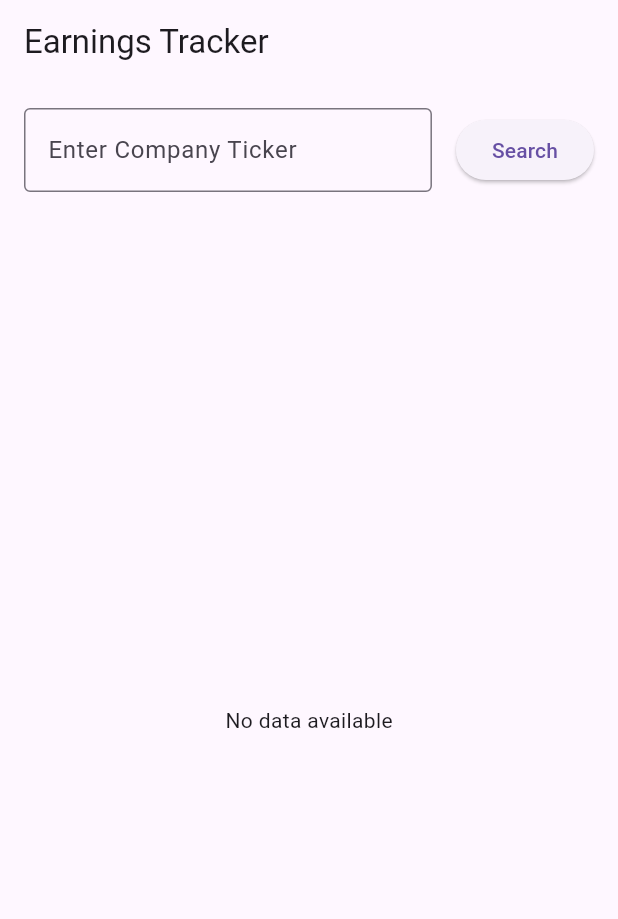
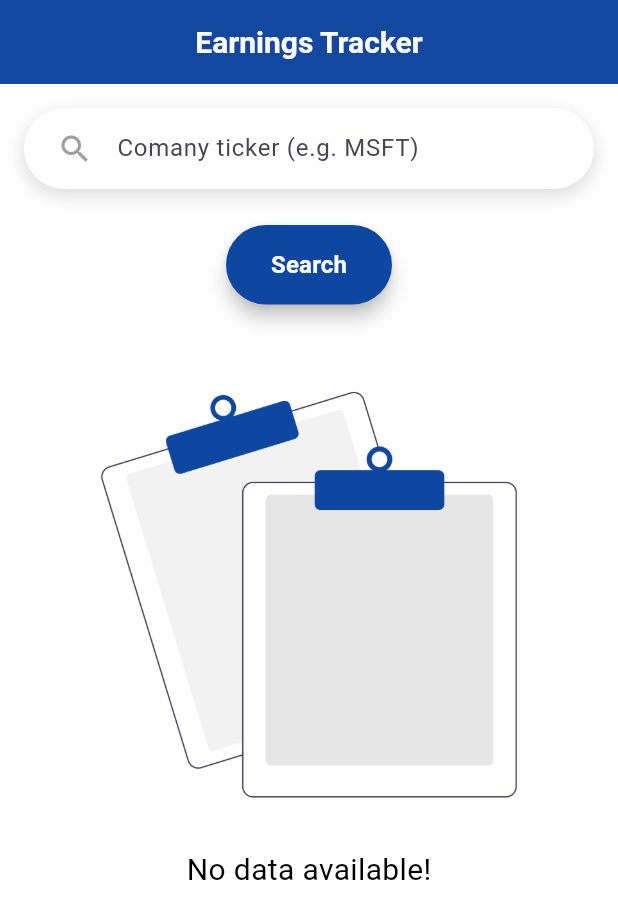
Before and after one commit to DarkNinja15/earnings-tracker, a Flutter app: the screen it shows after launch, on a phone screen of 412 x 824 dp. Shown: the top 919 px of the screen. Run offline on Flutter 3.47's test engine with Material 3 defaults, Android fonts, the phone set to English and light mode, and no system bars; our stand-ins replace fl_chart, get, loading_animation_widget.

Commit message:
feat: beautified user interface

```diff
--- a/lib/app/modules/home/views/home_view.dart
+++ b/lib/app/modules/home/views/home_view.dart
@@ -1,6 +1,8 @@
 import 'package:flutter/material.dart';
 import 'package:get/get.dart';
 import 'package:ticker_assign/app/modules/home/controller/home_controller.dart';
+import 'package:ticker_assign/app/modules/shared/constants.dart';
+import 'package:ticker_assign/app/modules/shared/widgets/loading_widget.dart';
 import 'components/earnings_graph.dart';
 import 'components/transcript_view.dart';
 
@@ -12,37 +14,90 @@ class HomeView extends GetView<HomeController> {
   @override
   Widget build(BuildContext context) {
     return Scaffold(
-      appBar: AppBar(title: const Text('Earnings Tracker')),
-      body: Padding(
+      backgroundColor: AppConstants.backgroundColor,
+      appBar: AppBar(
+        title: const Text('Earnings Tracker',style: TextStyle(
+        color: AppConstants.lightTextColor,
+        fontSize: 20,
+        fontWeight: FontWeight.bold,
+      ),),
+        backgroundColor: AppConstants.primaryColor,
+        elevation: 2,
+        centerTitle: true,
+      ),
+      body: SingleChildScrollView(
+        child: Padding(
           padding: const EdgeInsets.all(16),
           child: Column(
             children: [
-            Row(
-              children: [
-                Expanded(
+              Container(
+                padding: const EdgeInsets.symmetric(horizontal: 10),
+                decoration: BoxDecoration(
+                  color: AppConstants.searchBoxBackgroundColor,
+                  borderRadius: BorderRadius.circular(30),
+                  boxShadow: [
+                    BoxShadow(
+                      color: AppConstants.shadow.withOpacity(0.3),
+                      spreadRadius: 2,
+                      blurRadius: 8,
+                      offset: const Offset(0, 4),
+                    ),
+                  ],
+                ),
+                child: FocusScope(
                   child: TextField(
                     controller: _tickerController,
                     decoration: const InputDecoration(
-                      labelText: 'Enter Company Ticker',
-                      border: OutlineInputBorder(),
+                        hintText: 'Comany ticker (e.g. MSFT)',
+                        border: InputBorder.none,
+                        prefixIcon: Icon(Icons.search, color: AppConstants.bodyIconColor),
+                        contentPadding: EdgeInsets.symmetric(vertical: 15)),
                   ),
                 ),
               ),
-                const SizedBox(width: 16),
+              const SizedBox(height: 24),
               ElevatedButton(
-                  onPressed: () => controller.fetchEarningsData(_tickerController.text),
-                  child: const Text('Search'),
+                onPressed: () {
+                  FocusScope.of(context).requestFocus(FocusNode()); // hide keyboard
+                  controller.fetchEarningsData(_tickerController.text); // fetch earnings data
+                },
+                style: ElevatedButton.styleFrom(
+                  padding:
+                      const EdgeInsets.symmetric(vertical: 15, horizontal: 30),
+                  shape: RoundedRectangleBorder(
+                    borderRadius: BorderRadius.circular(30),
                   ),
-              ],
+                  backgroundColor: AppConstants.primaryColor,
+                  foregroundColor: AppConstants.buttonForegroundColor,
+                  elevation: 5,
+                ),
+                child: const Text(
+                  'Search',
+                  style: TextStyle(
+                    fontSize: 16,
+                    fontWeight: FontWeight.bold,
+                  ),
+                ),
               ),
               const SizedBox(height: 24),
               Obx(() {
                 if (controller.isLoading.value) {
-                return const Center(child: CircularProgressIndicator());
+                  return const Center(child: Loader());
                 }
-              return Expanded(
+                return SizedBox(
+                  height: MediaQuery.of(context).size.height * 0.65,
+                  width: MediaQuery.of(context).size.width,
                   child: controller.earningsData.isEmpty
-                    ? const Center(child: Text('No data available'))
+                      ? Column(
+                        children: [
+                          Image.asset(AppConstants.noDataImage),
+                          const Center(child: Text('No data available!',style: TextStyle(
+                            color: AppConstants.darkTextColor,
+                            fontSize: 20,
+                            fontWeight: FontWeight.w400,
+                          ),)),
+                        ],
+                      )
                       : EarningsGraph(data: controller.earningsData),
                 );
               }),
@@ -55,6 +110,7 @@ class HomeView extends GetView<HomeController> {
             ],
           ),
         ),
+      ),
     );
   }
 }
--- a/lib/app/modules/shared/constants.dart
+++ b/lib/app/modules/shared/constants.dart
@@ -1 +1,31 @@
-class AppConstants{}
+import 'package:flutter/material.dart';
+
+class AppConstants{
+  // colors
+  static const Color primaryColor = Color(0xFF0D47A1);
+  static const Color blueGrey = Color(0xFF607D8B);
+
+  static const Color backgroundColor = Colors.white;
+
+  static const Color lightTextColor = Colors.white;
+  static const Color overlayTextColor = Colors.white;
+  static const Color darkTextColor = Colors.black;
+
+  static const Color searchBoxBackgroundColor = Colors.white;
+  static const Color buttonForegroundColor = Colors.white;
+
+  static const Color appBarIconsColor = Colors.white;
+  static const Color bodyIconColor = Colors.grey;
+
+  static const Color shadow = Colors.grey;
+  static Color borderColor = Colors.grey.shade500;
+
+  static const Color legendItemColor1 = Color(0xFF0D47A1);
+  static const Color legendItemColor2 = Color(0xFFE57373);
+
+  static const Color errorColor = Colors.red;
+
+
+  // assets
+  static const String noDataImage = 'assets/images/no_data.png';
+}
--- a/lib/app/themes/app_theme.dart
+++ b/lib/app/themes/app_theme.dart
@@ -2,7 +2,6 @@ import 'package:flutter/material.dart';
 
 class AppTheme {
   static final light = ThemeData(
-    primarySwatch: Colors.blue,
     visualDensity: VisualDensity.adaptivePlatformDensity,
   );
 }
```
Also changed, not shown: lib/app/modules/home/controller/home_controller.dart (+9 -0 lines), lib/app/modules/home/views/components/earnings_graph.dart (+10 -9 lines), lib/app/modules/home/views/components/transcript_view.dart (+16 -4 lines), lib/app/modules/shared/widgets/loading_widget.dart (+15 -0 lines), pubspec.yaml (+3 -8 lines), assets/images/no_data.png (added), pubspec.lock. Lines whose indentation alone changed are shown as unchanged.
